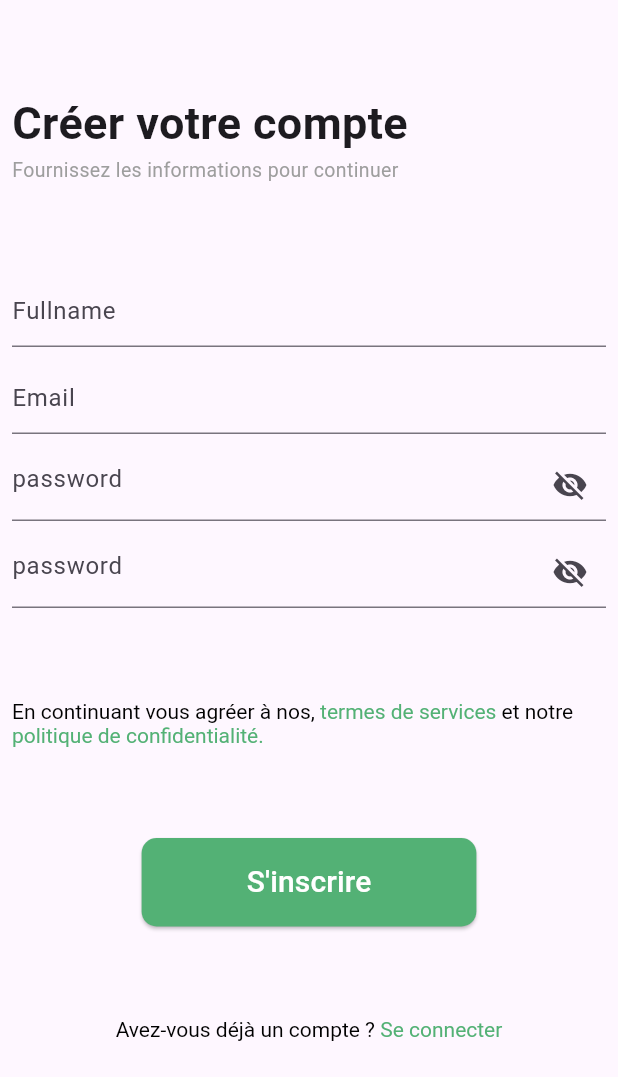
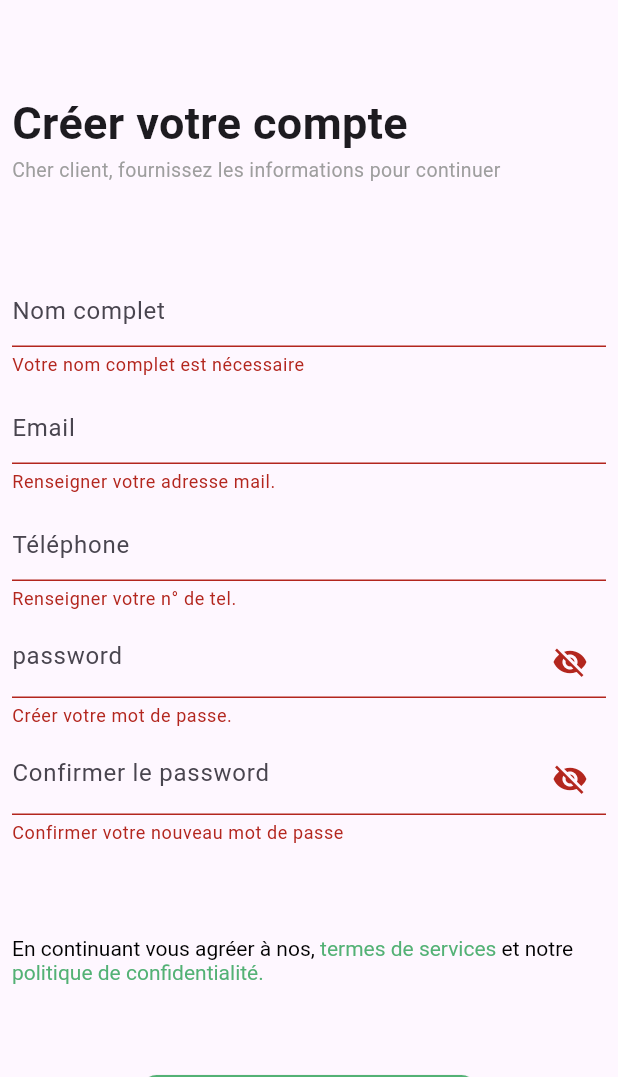
Before and after one commit to Fructueux-san/agrimarket-mobile, a Flutter app: the RegisterClientView screen opened by its route, after a tap on "S'inscrire", on a phone screen of 412 x 824 dp, the part 159-1236 px from its top. Run offline on Flutter 3.47's test engine with Material 3 defaults, Android fonts, the phone set to English and light mode, and no system bars; our stand-ins replace get, shared_preferences; accounts and stored records are empty.

```diff
--- a/lib/app/modules/login/providers/login_provider.dart
+++ b/lib/app/modules/login/providers/login_provider.dart
@@ -21,10 +21,7 @@ class LoginProvider extends GetConnect {
     var url =
         "${conf.server_scheme}://${conf.server}:${conf.server_port}/api/user/logout";
     print(url);
-    var res = delete(url, headers: {
-      "token": prefs.getString('token') ?? ""
-    });
+    var res = delete(url, headers: {"token": prefs.getString('token') ?? ""});
     return res;
-
   }
 }
--- a/lib/app/modules/register_client/views/register_client_view.dart
+++ b/lib/app/modules/register_client/views/register_client_view.dart
@@ -11,11 +11,14 @@ class RegisterClientView extends GetView<RegisterClientController> {
   final _emailFieldController = TextEditingController();
   final _passwordFielController = TextEditingController();
   final _passwordRepeatController = TextEditingController();
+  final _phoneNumberFieldController = TextEditingController();
 
   final _formKey = GlobalKey<FormState>();
 
   var _isPasswordObscured = true.obs;
   var _isPasswordRepeatObscured = true.obs;
+
+  final _registerController = RegisterClientController();
 
   @override
   Widget build(BuildContext context) {
@@ -46,7 +49,7 @@ class RegisterClientView extends GetView<RegisterClientController> {
                               fontSize: 30, fontWeight: FontWeight.bold),
                         ),
                         Text(
-                          'Fournissez les informations pour continuer',
+                          'Cher client, fournissez les informations pour continuer',
                           style: TextStyle(color: Colors.grey, fontSize: 13),
                         )
                       ],
@@ -59,8 +62,13 @@ class RegisterClientView extends GetView<RegisterClientController> {
                               controller: _fullnameFieldController,
                               keyboardType: TextInputType.text,
                               decoration: InputDecoration(
-                                hintText: "Fullname",
+                                hintText: "Nom complet",
                               ),
+                              validator: (v) {
+                                return v == "" || v == null
+                                    ? "Votre nom complet est nécessaire"
+                                    : null;
+                              },
                             ),
                             SizedBox(
                               height: 10,
@@ -71,6 +79,26 @@ class RegisterClientView extends GetView<RegisterClientController> {
                               decoration: InputDecoration(
                                 hintText: "Email",
                               ),
+                              validator: (v) {
+                                return v == "" || v == null
+                                    ? "Renseigner votre adresse mail."
+                                    : null;
+                              },
+                            ),
+                            SizedBox(
+                              height: 10,
+                            ),
+                            TextFormField(
+                              controller: _phoneNumberFieldController,
+                              keyboardType: TextInputType.phone,
+                              decoration: InputDecoration(
+                                hintText: "Téléphone",
+                              ),
+                              validator: (v) {
+                                return v == "" || v == null
+                                    ? "Renseigner votre n° de tel."
+                                    : null;
+                              },
                             ),
                             SizedBox(
                               height: 10,
@@ -90,6 +118,11 @@ class RegisterClientView extends GetView<RegisterClientController> {
                                             : const Icon(Icons.visibility)),
                                     hintText: "password",
                                   ),
+                                  validator: (v) {
+                                    return v == "" || v == null
+                                        ? "Créer votre mot de passe."
+                                        : null;
+                                  },
                                 )),
                             SizedBox(
                               height: 10,
@@ -107,8 +140,13 @@ class RegisterClientView extends GetView<RegisterClientController> {
                                         icon: _isPasswordRepeatObscured.value
                                             ? const Icon(Icons.visibility_off)
                                             : const Icon(Icons.visibility)),
-                                    hintText: "password",
+                                    hintText: "Confirmer le password",
                                   ),
+                                  validator: (v) {
+                                    return v == "" || v == null
+                                        ? "Confirmer votre nouveau mot de passe"
+                                        : null;
+                                  },
                                 )),
                           ],
                         )),
@@ -131,7 +169,23 @@ class RegisterClientView extends GetView<RegisterClientController> {
                         ])),
                     Center(
                       child: ElevatedButton(
-                        onPressed: () {}, // Envoyer la requête de login
+                        onPressed: () async {
+                          if (_formKey.currentState!.validate()) {
+                            var userData = {
+                              "fullname": _fullnameFieldController.text,
+                              "email": _emailFieldController.text,
+                              "password": _passwordFielController.text,
+                              "password_repeat": _passwordRepeatController.text,
+                              "telephone": _phoneNumberFieldController.text,
+                              "user_type": "CLIENT"
+                            };
+                            var registerResponse =
+                                await _registerController.register(userData);
+                            if (registerResponse == true) {
+                              Get.offAll(() => LoginView());
+                            }
+                          }
+                        }, // Envoyer la requête de login
                         style: ElevatedButton.styleFrom(
                             shape: RoundedRectangleBorder(
                                 borderRadius: BorderRadius.circular(10.0)),
```
Also changed, not shown: lib/app/modules/register_client/controllers/register_client_controller.dart (+29 -0 lines), lib/app/modules/register_client/providers/register_client_provider.dart (added, +19 -0 lines).
